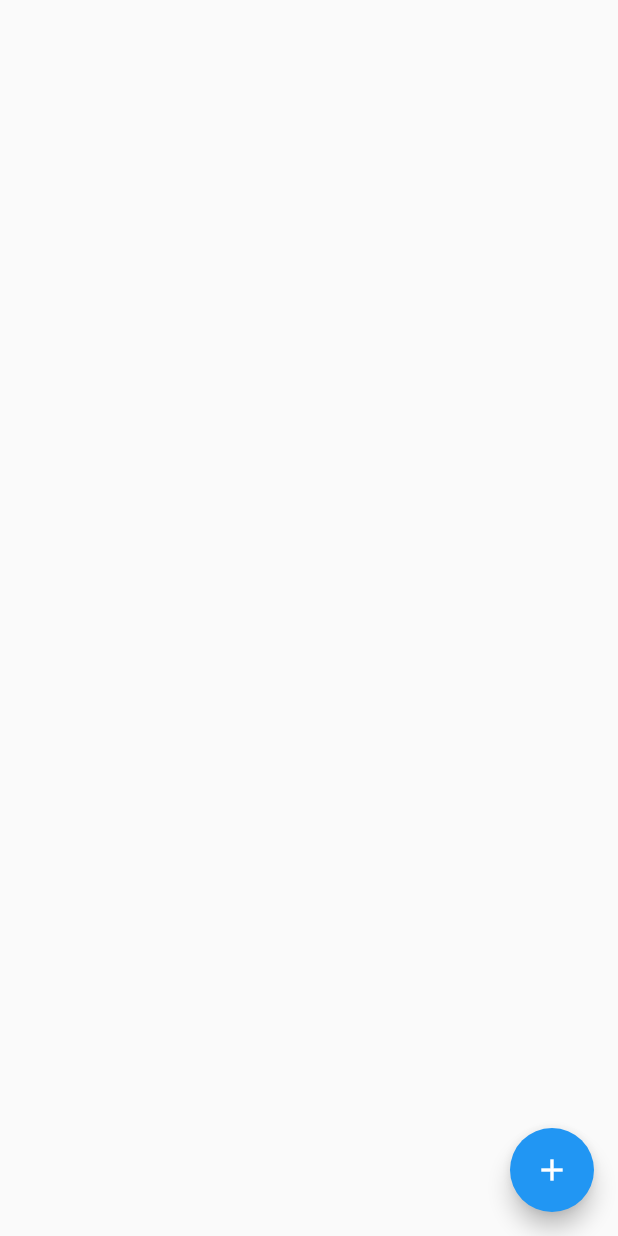
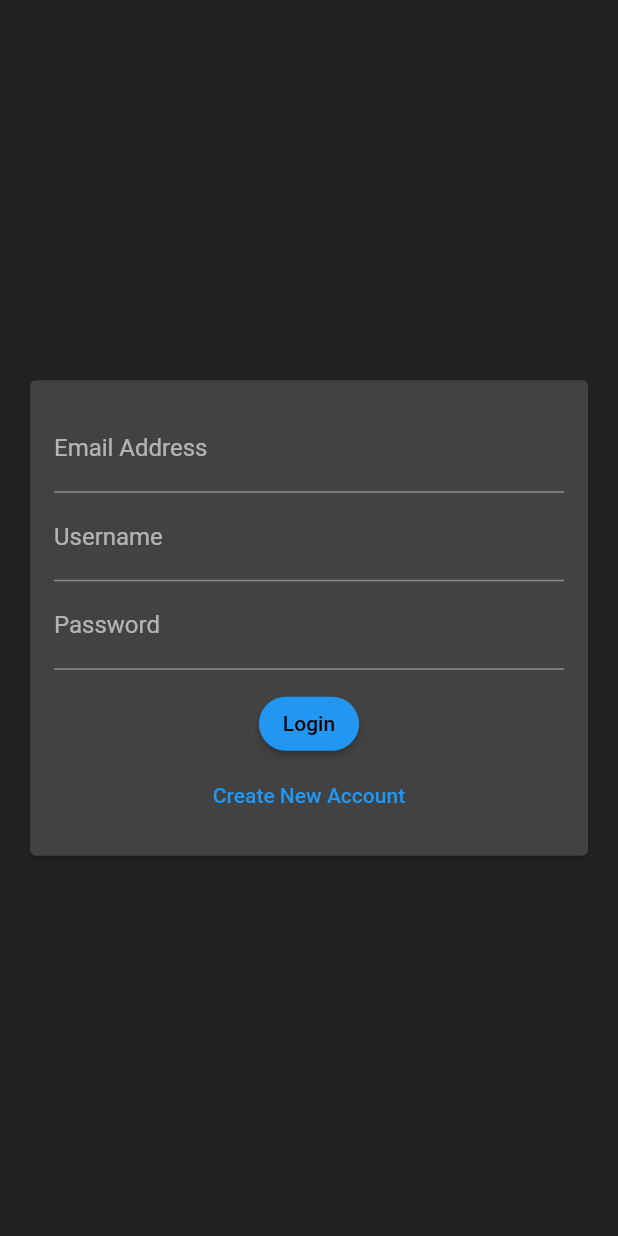
Before and after one commit to PatrickChow0803/chat_app, a Flutter app: the screen it shows after launch, on a phone screen of 412 x 824 dp. Run offline on Flutter 3.47's test engine with Material 2 defaults, Android fonts, the phone set to English and light mode, and no system bars; our stand-ins replace cloud_firestore, firebase_core; accounts and stored records are empty.

Commit message:
Modified the theme

```diff
--- a/lib/main.dart
+++ b/lib/main.dart
@@ -1,3 +1,4 @@
+import 'package:chat_app/screens/auth_screen.dart';
 import 'package:chat_app/screens/chat_screen.dart';
 import 'package:firebase_core/firebase_core.dart';
 import 'package:flutter/material.dart';
@@ -14,9 +15,15 @@ class MyApp extends StatelessWidget {
     return MaterialApp(
       title: 'Chat',
       theme: ThemeData(
-        primarySwatch: Colors.blue,
+        colorScheme: ColorScheme.highContrastDark(primary: Colors.blue),
+        elevatedButtonTheme: ElevatedButtonThemeData(
+            style: ButtonStyle(
+          shape: MaterialStateProperty.all<RoundedRectangleBorder>(
+            RoundedRectangleBorder(borderRadius: BorderRadius.circular(25)),
+          ),
+        )),
       ),
-      home: ChatScreen(),
+      home: AuthScreen(),
     );
   }
 }
--- a/lib/screens/auth_screen.dart
+++ b/lib/screens/auth_screen.dart
@@ -0,0 +1,17 @@
+import 'package:chat_app/widgets/auth/auth_form.dart';
+import 'package:flutter/material.dart';
+
+class AuthScreen extends StatefulWidget {
+  @override
+  _AuthScreenState createState() => _AuthScreenState();
+}
+
+class _AuthScreenState extends State<AuthScreen> {
+  @override
+  Widget build(BuildContext context) {
+    return Scaffold(
+      backgroundColor: Theme.of(context).primaryColor,
+      body: AuthForm(),
+    );
+  }
+}
--- /dev/null
+++ b/lib/widgets/auth/auth_form.dart
@@ -0,0 +1,55 @@
+import 'package:flutter/material.dart';
+
+class AuthForm extends StatelessWidget {
+  @override
+  Widget build(BuildContext context) {
+    return Center(
+      child: Card(
+        margin: EdgeInsets.all(20),
+        child: SingleChildScrollView(
+          child: Padding(
+            padding: EdgeInsets.all(16),
+            child: Form(
+              child: Column(
+                mainAxisSize: MainAxisSize.min,
+                children: [
+                  TextFormField(
+                    keyboardType: TextInputType.emailAddress,
+                    decoration: InputDecoration(
+                      labelText: 'Email Address',
+                    ),
+                  ),
+                  TextFormField(
+                    decoration: InputDecoration(
+                      labelText: 'Username',
+                    ),
+                  ),
+                  TextFormField(
+                    decoration: InputDecoration(
+                      labelText: 'Password',
+                    ),
+                    obscureText: true,
+                  ),
+                  SizedBox(height: 12),
+                  ElevatedButton(
+                    child: Text('Login'),
+                    onPressed: () {},
+                    // style: ButtonStyle(
+                    //   backgroundColor: MaterialStateProperty.all<Color>(Colors.green),
+                    //   shape: MaterialStateProperty.all<RoundedRectangleBorder>(
+                    //       RoundedRectangleBorder(borderRadius: BorderRadius.circular(25))),
+                    // ),
+                  ),
+                  TextButton(
+                    child: Text('Create New Account'),
+                    onPressed: () {},
+                  )
+                ],
+              ),
+            ),
+          ),
+        ),
+      ),
+    );
+  }
+}
```
